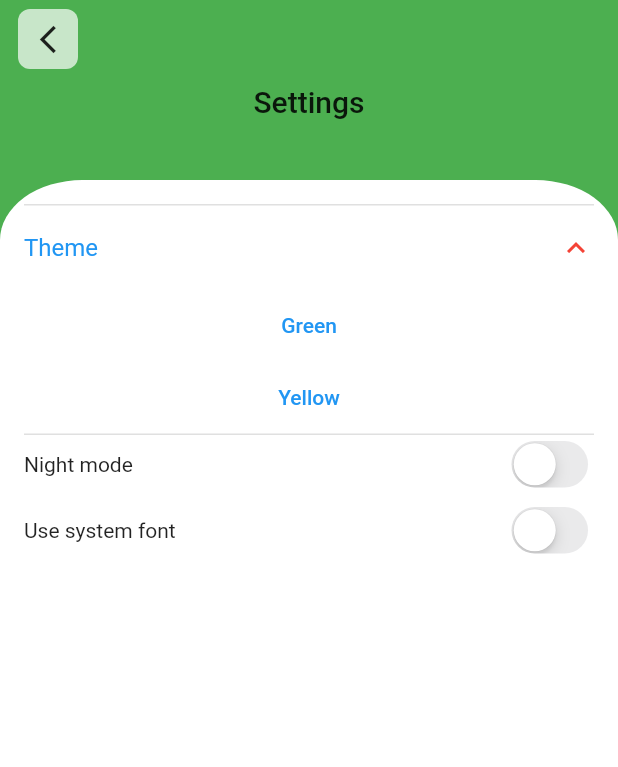
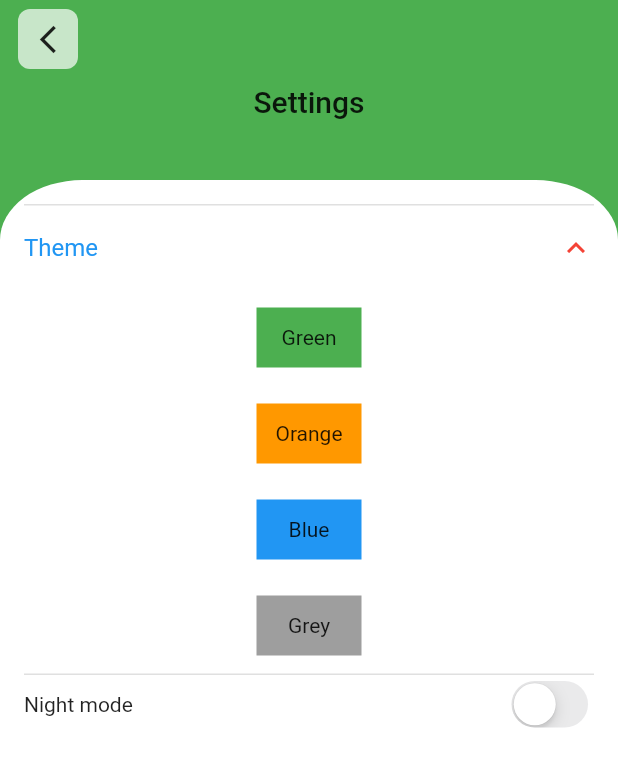
Before and after one commit to Bubizz/firebase_chat, a Flutter app: the SettingsPage screen opened by its route, after a tap on "Theme", after a tap on "Green", on a phone screen of 412 x 824 dp. Shown: the top 767 px of the screen. Run offline on Flutter 3.47's test engine with Material 2 defaults, Android fonts, the phone set to English and light mode, and no system bars; our stand-ins replace flutter_keyboard_visibility, shared_preferences; accounts and stored records are empty; network calls fail.

Commit message:
add themebutton

```diff
--- a/lib/main.dart
+++ b/lib/main.dart
@@ -6,7 +6,7 @@ import 'screens/settings.dart';
 import 'screens/chat.dart';
 
 void main() {
-  runApp(ChangeNotifierProvider( create: (context) => Themes(Colors.green, ),child: const MyApp()));
+  runApp(ChangeNotifierProvider( create: (context) => Themes(Colors.green ),child: const MyApp()));
 }
 
 class MyApp extends StatelessWidget {
--- a/lib/screens/chat.dart
+++ b/lib/screens/chat.dart
@@ -1,8 +1,6 @@
 import "package:flutter/cupertino.dart";
 import 'package:flutter/material.dart';
 import '../widgets/custom_icon_button.dart';
-import 'package:provider/provider.dart';
-import 'package:chat_app/themes_provider.dart';
 import 'dart:math';
 
 class Chat extends StatefulWidget {
@@ -39,7 +37,7 @@ class _ChatsPageState extends State<Chat> {
           child: Padding(
             padding: EdgeInsets.all(
                 min(90, MediaQuery.of(context).size.height * 0.15) * 0.4),
-            child: TextField(),
+            child: const TextField(),
           ),
         ),
         Positioned.fill(
--- a/lib/screens/settings.dart
+++ b/lib/screens/settings.dart
@@ -1,8 +1,10 @@
 import 'package:flutter/material.dart';
 import 'package:flutter/cupertino.dart';
 import '../widgets/custom_icon_button.dart';
+import '../widgets/theme_button.dart';
 import 'package:provider/provider.dart';
 import 'package:chat_app/themes_provider.dart';
+
 
 class SettingsPage extends StatefulWidget {
   const SettingsPage({Key? key}) : super(key: key);
@@ -36,18 +38,12 @@ class _ChatsPageState extends State<SettingsPage> {
                   children: [
                     ExpansionTile(
                       children: [
-                        TextButton(
-                            onPressed: () {
-                              Provider.of<Themes>(context, listen: false)
-                                  .setTheme(Colors.green);
-                            },
-                            child: const Text('Green')),
-                          TextButton(
-                            onPressed: () {
-                              Provider.of<Themes>(context, listen: false)
-                                  .setTheme(Colors.yellow);
-                            },
-                            child: const Text('Yellow')),
+                       ThemeButton(color: Colors.green, text: "Green"),
+                        ThemeButton(color: Colors.orange, text: "Orange"),
+                        ThemeButton(color: Colors.blue, text: "Blue"),
+                        ThemeButton(color: Colors.grey, text: "Grey"),
+
+
                       ],
                       title: const Text(
                         "Theme",
@@ -77,21 +73,7 @@ class _ChatsPageState extends State<SettingsPage> {
                     const SizedBox(
                       height: 5,
                     ),
-                    Row(
-                      mainAxisAlignment: MainAxisAlignment.spaceBetween,
-                      children: [
-                        const Text(
-                          "Use system font",
-
-                        ),
-                        CupertinoSwitch(
-                            value: _systemFont,
-                            onChanged: (newValue) => setState(() {
-                                  _systemFont = newValue;
-                                })),
-                      ],
-                    ),
-                  ],
+                  ]
                 ),
               ),
             ),
--- a/lib/themes_provider.dart
+++ b/lib/themes_provider.dart
@@ -4,7 +4,7 @@ import 'package:shared_preferences/shared_preferences.dart';
 class Themes extends ChangeNotifier {
   MaterialColor colorPalette;
   ThemeData customTheme;
-  bool isDark;
+  bool isDark; //determines if dark mode is enabled or not
 
   Themes(this.colorPalette)
       : isDark = false,
@@ -16,39 +16,61 @@ class Themes extends ChangeNotifier {
     _loadPrefs();
   }
 
-  void switchDarkMode()
-  {
+  void switchDarkMode() {
     isDark = !isDark;
+    notifyListeners();
   }
 
-  void setTheme(MaterialColor color) {
+  void setTheme(MaterialColor color) async {
     colorPalette = color;
     customTheme = customTheme.copyWith(
         primaryColor: colorPalette[500], buttonColor: colorPalette[100]);
+    final prefs = await SharedPreferences.getInstance();
+    await prefs.setInt('preferedColor', color.value);
+
     notifyListeners();
   }
 
-  void setDarkMode() async { //sets dark or light mode based on bool and saves preference locally
-
-    customTheme = (isDark
+  void setDarkMode() async {
+    //sets dark or light mode based on bool and saves preference locally
+    customTheme = isDark
         ? ThemeData.dark().copyWith(
-            primaryColor: colorPalette[600], buttonColor: colorPalette[100])
+            primaryColor: colorPalette[500], buttonColor: colorPalette[100])
         : ThemeData.light().copyWith(
-            primaryColor: colorPalette[600],
+            primaryColor: colorPalette[500],
             buttonColor: colorPalette[100],
-            backgroundColor: Colors.white));
+            backgroundColor: Colors.white);
     notifyListeners();
     final prefs = await SharedPreferences.getInstance();
     await prefs.setBool('darkmode', isDark);
-    print(prefs.getBool('darkmode'));
   }
 
   Future<void> _loadPrefs() async {
     final prefs = await SharedPreferences.getInstance();
     isDark = prefs.getBool('darkmode') ?? false;
+    MaterialColor materialColor = createMaterialColor(Color(prefs.getInt('preferedColor') ?? 0xFF42A5F5));
+    setTheme(materialColor);
     setDarkMode();
     notifyListeners();
+  }
 
+  static MaterialColor createMaterialColor(Color color) { // recreates MaterialColor after reading preferred Color from sharedpreferences
+    List strengths = <double>[.05];
+    Map<int, Color> swatch = {};
+    final int r = color.red, g = color.green, b = color.blue;
 
+    for (int i = 1; i < 10; i++) {
+      strengths.add(0.1 * i);
+    }
+    for (var strength in strengths) {
+      final double ds = 0.5 - strength;
+      swatch[(strength * 1000).round()] = Color.fromRGBO(
+        r + ((ds < 0 ? r : (255 - r)) * ds).round(),
+        g + ((ds < 0 ? g : (255 - g)) * ds).round(),
+        b + ((ds < 0 ? b : (255 - b)) * ds).round(),
+        1,
+      );
+    }
+    return MaterialColor(color.value, swatch);
   }
 }
--- /dev/null
+++ b/lib/widgets/theme_button.dart
@@ -0,0 +1,32 @@
+import 'package:flutter/material.dart';
+import 'package:provider/provider.dart';
+import 'package:chat_app/themes_provider.dart';
+
+class ThemeButton extends StatelessWidget {
+  ThemeButton({Key? key, required this.color, required this.text}) : super(key: key);
+  MaterialColor color;
+  String text;
+
+  @override
+  Widget build(BuildContext context) {
+    return Padding(
+      padding: const EdgeInsets.all(12.0),
+      child: Container(
+        color: color,
+        height: 40,
+        width: 70,
+        child: TextButton(
+            onPressed: () {
+              Provider.of<Themes>(context, listen: false).setTheme(color);
+            },
+            child: Text(
+              text,
+              style: Theme.of(context)
+                  .textTheme
+                  .bodyText2!
+
+            )),
+      ),
+    );
+  }
+}
```
